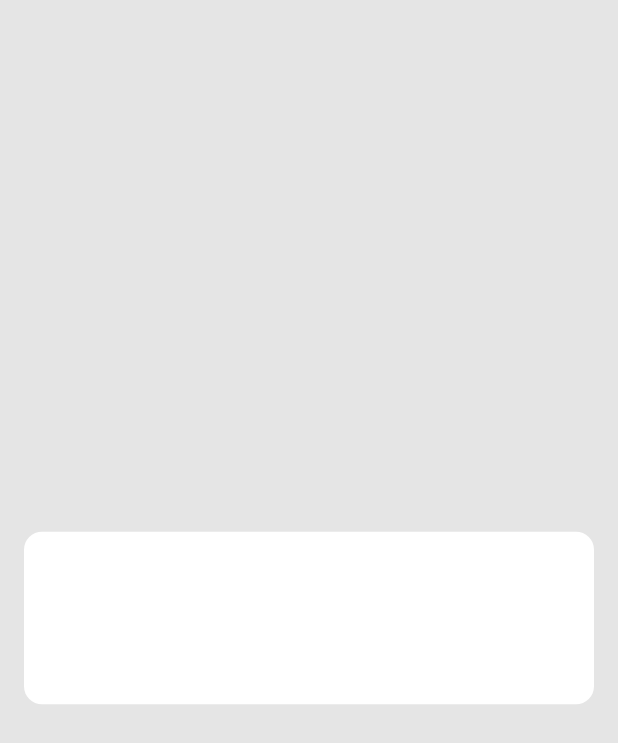
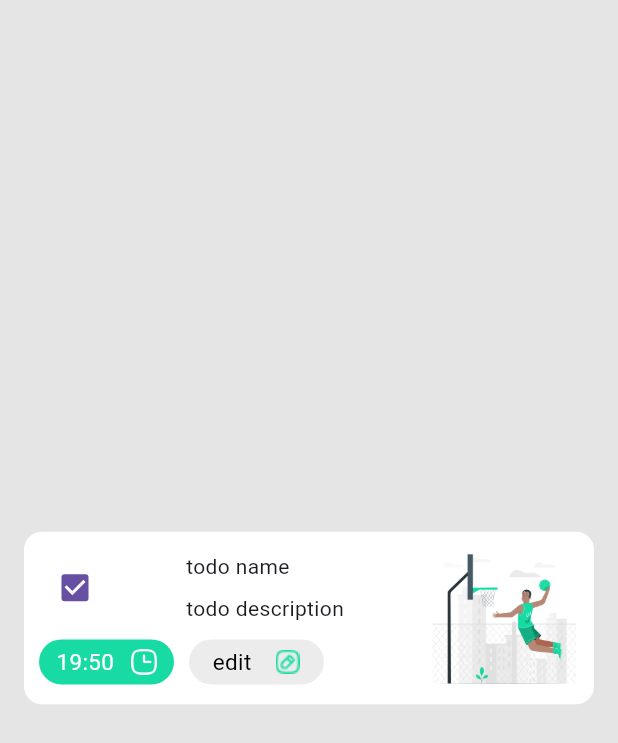
Before and after one commit to osamamorizk/to-do-app, a Flutter app: the screen it shows once a user with an empty profile is signed in, on a phone screen of 412 x 824 dp. Shown: the top 743 px of the screen. Run offline on Flutter 3.47's test engine with Material 3 defaults, Android fonts, the phone set to English and light mode, and no system bars; our stand-ins replace bloc, conditional_builder_null_safety, firebase_auth, firebase_core, flutter_bloc, fluttertoast; accounts and stored records are empty.

Commit message:
finish todo item widget

```diff
--- /dev/null
+++ b/devtools_options.yaml
@@ -0,0 +1,3 @@
+description: This file stores settings for Dart & Flutter DevTools.
+documentation: https://docs.flutter.dev/tools/devtools/extensions#configure-extension-enablement-states
+extensions:
--- a/lib/views/home_view.dart
+++ b/lib/views/home_view.dart
@@ -1,6 +1,7 @@
 import 'package:flutter/material.dart';
 import 'package:flutter/widgets.dart';
 import 'package:todo/consts.dart';
+import 'package:todo/widgets/todo_item_widget.dart';
 
 class HomeView extends StatelessWidget {
   const HomeView({super.key});
@@ -20,19 +21,3 @@ class HomeView extends StatelessWidget {
         ));
   }
 }
-
-class TodoItem extends StatelessWidget {
-  const TodoItem({super.key});
-
-  @override
-  Widget build(BuildContext context) {
-    return Container(
-      height: 115,
-      width: MediaQuery.of(context).size.width,
-      decoration: BoxDecoration(
-        color: Colors.white,
-        borderRadius: BorderRadius.circular(12),
-      ),
-    );
-  }
-}
--- /dev/null
+++ b/lib/widgets/edit_widget.dart
@@ -0,0 +1,33 @@
+import 'package:flutter/material.dart';
+
+class EditWidget extends StatelessWidget {
+  const EditWidget({
+    super.key,
+  });
+
+  @override
+  Widget build(BuildContext context) {
+    return Container(
+      height: 30,
+      width: 90,
+      decoration: BoxDecoration(
+          color: Colors.grey.withOpacity(.2),
+          borderRadius: BorderRadius.circular(32)),
+      child: const Center(
+        child: Row(
+          mainAxisAlignment: MainAxisAlignment.spaceEvenly,
+          children: [
+            Text(
+              'edit',
+              style: TextStyle(color: Colors.black, fontSize: 15),
+            ),
+            Image(
+                height: 17,
+                width: 17,
+                image: AssetImage('assets/images/icon_edit.png')),
+          ],
+        ),
+      ),
+    );
+  }
+}
--- /dev/null
+++ b/lib/widgets/time_widget.dart
@@ -0,0 +1,33 @@
+import 'package:flutter/material.dart';
+import 'package:todo/consts.dart';
+
+class TimeWidget extends StatelessWidget {
+  const TimeWidget({
+    super.key,
+  });
+
+  @override
+  Widget build(BuildContext context) {
+    return Container(
+      height: 30,
+      width: 90,
+      decoration:
+          BoxDecoration(color: kColor, borderRadius: BorderRadius.circular(32)),
+      child: const Center(
+        child: Row(
+          mainAxisAlignment: MainAxisAlignment.spaceEvenly,
+          children: [
+            Text(
+              '19:50',
+              style: TextStyle(color: Colors.white, fontSize: 15),
+            ),
+            Image(
+                height: 17,
+                width: 17,
+                image: AssetImage('assets/images/icon_time.png')),
+          ],
+        ),
+      ),
+    );
+  }
+}
--- /dev/null
+++ b/lib/widgets/todo_item_widget.dart
@@ -0,0 +1,76 @@
+import 'package:flutter/material.dart';
+import 'package:todo/widgets/edit_widget.dart';
+import 'package:todo/widgets/time_widget.dart';
+
+class TodoItem extends StatefulWidget {
+  const TodoItem({super.key});
+
+  @override
+  State<TodoItem> createState() => _TodoItemState();
+}
+
+class _TodoItemState extends State<TodoItem> {
+  bool isChecked = true;
+  @override
+  Widget build(BuildContext context) {
+    return Container(
+      height: 115,
+      width: MediaQuery.of(context).size.width,
+      decoration: BoxDecoration(
+        color: Colors.white,
+        borderRadius: BorderRadius.circular(12),
+      ),
+      child: Padding(
+        padding: const EdgeInsets.symmetric(horizontal: 10, vertical: 8),
+        child: Row(
+          mainAxisAlignment: MainAxisAlignment.spaceBetween,
+          children: [
+            Column(
+              mainAxisAlignment: MainAxisAlignment.spaceAround,
+              crossAxisAlignment: CrossAxisAlignment.start,
+              children: [
+                Row(
+                  // mainAxisAlignment: MainAxisAlignment.s,
+                  children: [
+                    Checkbox(
+                      value: isChecked,
+                      onChanged: (value) {
+                        isChecked = value!;
+                        setState(() {});
+                      },
+                    ),
+                    const SizedBox(width: 50),
+                    const Column(
+                      mainAxisAlignment: MainAxisAlignment.center,
+                      crossAxisAlignment: CrossAxisAlignment.start,
+                      children: [
+                        Text("todo name"),
+                        SizedBox(
+                          height: 8,
+                        ),
+                        Text('todo description'),
+                      ],
+                    ),
+                  ],
+                ),
+                const Row(
+                  children: [
+                    TimeWidget(),
+                    SizedBox(
+                      width: 10,
+                    ),
+                    EditWidget()
+                  ],
+                ),
+              ],
+            ),
+            const Image(
+                height: 100,
+                width: 100,
+                image: AssetImage('assets/images/0.png')),
+          ],
+        ),
+      ),
+    );
+  }
+}
```
